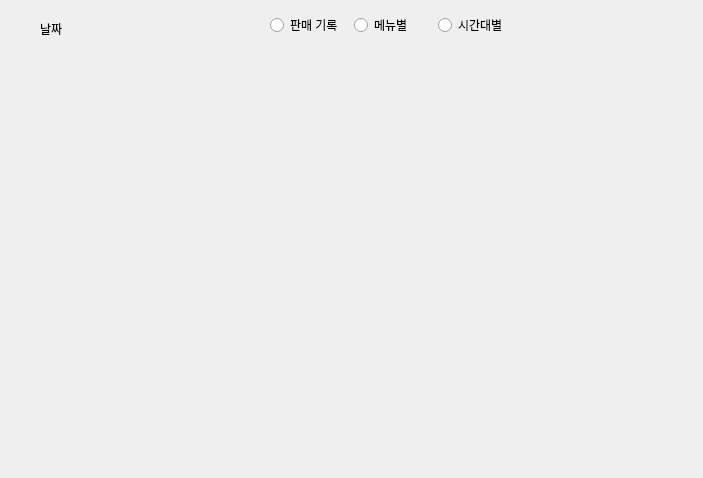
Qt form src/store_package/ui/daily_sales.ui (cccsssshh/Aris_Team5) before a commit.
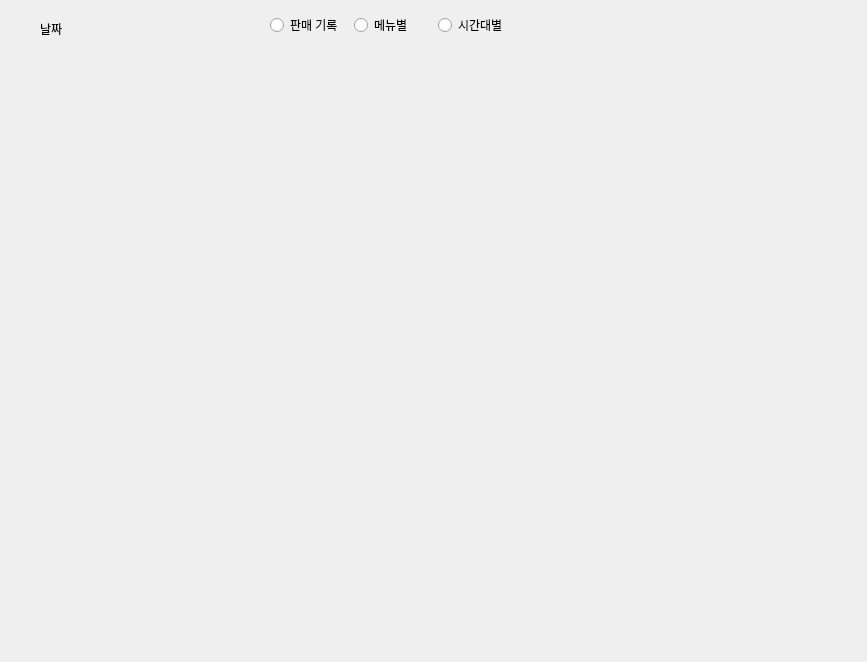
The same form after that commit. The open tabs and pages were chosen to show the change.

```diff
--- a/src/store_package/ui/daily_sales.ui
+++ b/src/store_package/ui/daily_sales.ui
@@ -6,8 +6,8 @@
    <rect>
     <x>0</x>
     <y>0</y>
-    <width>703</width>
-    <height>478</height>
+    <width>867</width>
+    <height>662</height>
    </rect>
   </property>
   <property name="windowTitle">
@@ -16,10 +16,10 @@
   <widget class="QStackedWidget" name="stackedWidget">
    <property name="geometry">
     <rect>
-     <x>30</x>
-     <y>40</y>
-     <width>531</width>
-     <height>381</height>
+     <x>40</x>
+     <y>30</y>
+     <width>791</width>
+     <height>581</height>
     </rect>
    </property>
    <property name="currentIndex">
@@ -97,10 +97,10 @@
     <widget class="QLabel" name="menuSalesGraph">
      <property name="geometry">
       <rect>
-       <x>20</x>
-       <y>10</y>
-       <width>481</width>
-       <height>331</height>
+       <x>40</x>
+       <y>40</y>
+       <width>691</width>
+       <height>491</height>
       </rect>
      </property>
      <property name="text">
```
Left out of the diff: 16 changed lines with no effect on the pictures.
